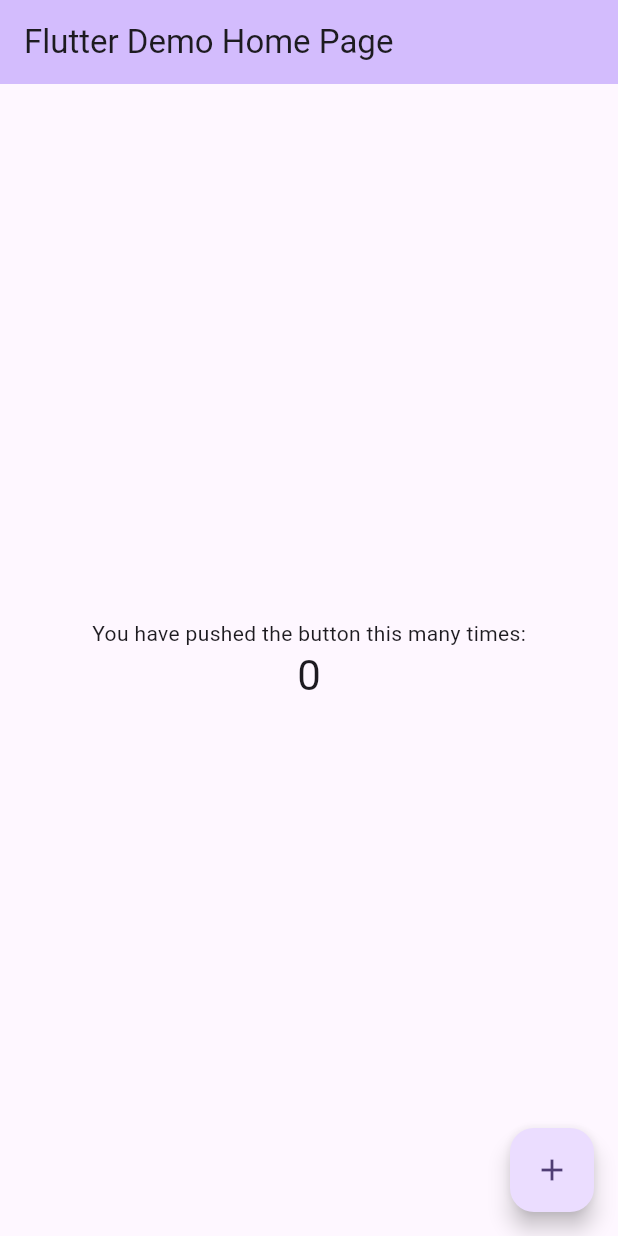
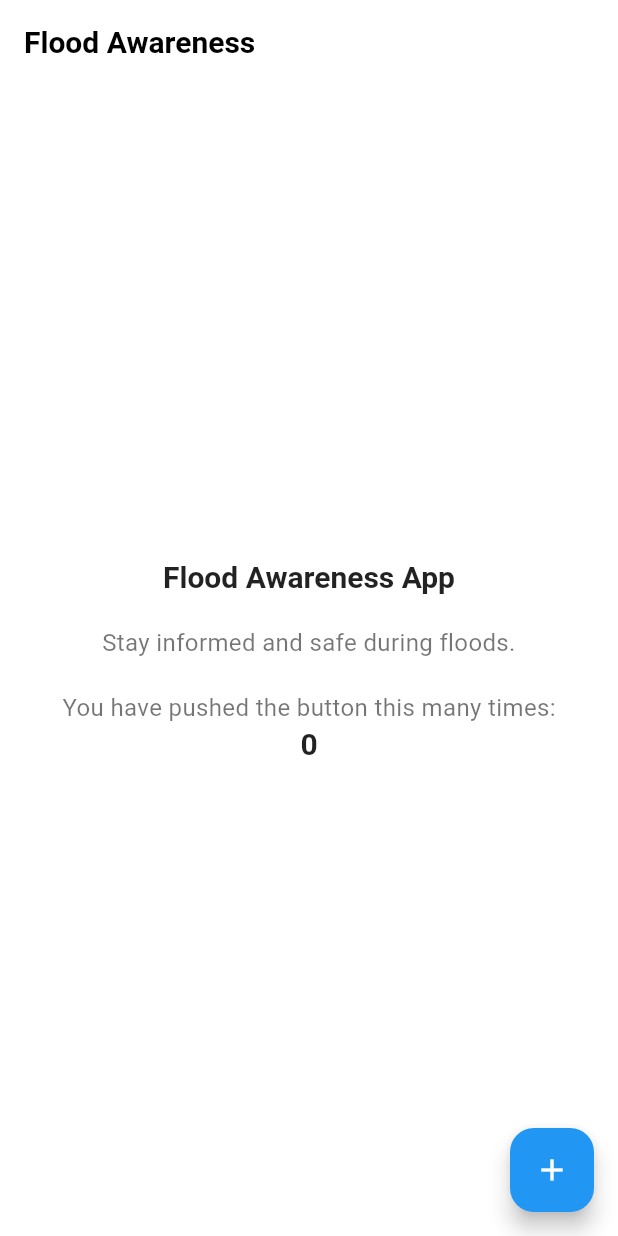
Before and after one commit to EthanDonley/floodCare, a Flutter app: the screen it shows after launch, on a phone screen of 412 x 824 dp. Run offline on Flutter 3.47's test engine with Material 3 defaults, Android fonts, the phone set to English and light mode, and no system bars.

Commit message:
Made some mockup changes

```diff
--- a/lib/main.dart
+++ b/lib/main.dart
@@ -5,112 +5,81 @@ void main() {
 }
 
 class MyApp extends StatelessWidget {
-  const MyApp({super.key});
+  const MyApp({Key? key}) : super(key: key);
 
-  // This widget is the root of your application.
   @override
   Widget build(BuildContext context) {
     return MaterialApp(
-      title: 'Flutter Demo',
+      title: 'Flood Awareness',
       theme: ThemeData(
-        // This is the theme of your application.
-        //
-        // TRY THIS: Try running your application with "flutter run". You'll see
-        // the application has a purple toolbar. Then, without quitting the app,
-        // try changing the seedColor in the colorScheme below to Colors.green
-        // and then invoke "hot reload" (save your changes or press the "hot
-        // reload" button in a Flutter-supported IDE, or press "r" if you used
-        // the command line to start the app).
-        //
-        // Notice that the counter didn't reset back to zero; the application
-        // state is not lost during the reload. To reset the state, use hot
-        // restart instead.
-        //
-        // This works for code too, not just values: Most code changes can be
-        // tested with just a hot reload.
-        colorScheme: ColorScheme.fromSeed(seedColor: Colors.deepPurple),
-        useMaterial3: true,
+        primaryColor: Colors.blue, // Adjusted primary color to signify water
+        colorScheme: ColorScheme.fromSwatch(
+          primarySwatch: Colors.blue, // Use blue as the primary color
+          accentColor: Colors.redAccent, // Adjusted accent color for alerts
+          brightness: Brightness.light,
+        ),
+        scaffoldBackgroundColor: Colors.white, // Background color
+        textTheme: TextTheme(
+          headline6: TextStyle(
+            color: Colors.black87, // Text color
+            fontSize: 20.0,
+            fontWeight: FontWeight.bold,
+          ),
+          bodyText2: TextStyle(
+            color: Colors.black54, // Text color
+            fontSize: 16.0,
+          ),
+        ),
       ),
-      home: const MyHomePage(title: 'Flutter Demo Home Page'),
+      home: const FloodAwarenessHomePage(),
     );
   }
 }
 
-class MyHomePage extends StatefulWidget {
-  const MyHomePage({super.key, required this.title});
-
-  // This widget is the home page of your application. It is stateful, meaning
-  // that it has a State object (defined below) that contains fields that affect
-  // how it looks.
-
-  // This class is the configuration for the state. It holds the values (in this
-  // case the title) provided by the parent (in this case the App widget) and
-  // used by the build method of the State. Fields in a Widget subclass are
-  // always marked "final".
-
-  final String title;
+class FloodAwarenessHomePage extends StatefulWidget {
+  const FloodAwarenessHomePage({Key? key}) : super(key: key);
 
   @override
-  State<MyHomePage> createState() => _MyHomePageState();
+  State<FloodAwarenessHomePage> createState() => _FloodAwarenessHomePageState();
 }
 
-class _MyHomePageState extends State<MyHomePage> {
+class _FloodAwarenessHomePageState extends State<FloodAwarenessHomePage> {
   int _counter = 0;
 
   void _incrementCounter() {
     setState(() {
-      // This call to setState tells the Flutter framework that something has
-      // changed in this State, which causes it to rerun the build method below
-      // so that the display can reflect the updated values. If we changed
-      // _counter without calling setState(), then the build method would not be
-      // called again, and so nothing would appear to happen.
       _counter++;
     });
   }
 
   @override
   Widget build(BuildContext context) {
-    // This method is rerun every time setState is called, for instance as done
-    // by the _incrementCounter method above.
-    //
-    // The Flutter framework has been optimized to make rerunning build methods
-    // fast, so that you can just rebuild anything that needs updating rather
-    // than having to individually change instances of widgets.
     return Scaffold(
       appBar: AppBar(
-        // TRY THIS: Try changing the color here to a specific color (to
-        // Colors.amber, perhaps?) and trigger a hot reload to see the AppBar
-        // change color while the other colors stay the same.
-        backgroundColor: Theme.of(context).colorScheme.inversePrimary,
-        // Here we take the value from the MyHomePage object that was created by
-        // the App.build method, and use it to set our appbar title.
-        title: Text(widget.title),
+        title: Text('Flood Awareness'),
       ),
       body: Center(
-        // Center is a layout widget. It takes a single child and positions it
-        // in the middle of the parent.
         child: Column(
-          // Column is also a layout widget. It takes a list of children and
-          // arranges them vertically. By default, it sizes itself to fit its
-          // children horizontally, and tries to be as tall as its parent.
-          //
-          // Column has various properties to control how it sizes itself and
-          // how it positions its children. Here we use mainAxisAlignment to
-          // center the children vertically; the main axis here is the vertical
-          // axis because Columns are vertical (the cross axis would be
-          // horizontal).
-          //
-          // TRY THIS: Invoke "debug painting" (choose the "Toggle Debug Paint"
-          // action in the IDE, or press "p" in the console), to see the
-          // wireframe for each widget.
           mainAxisAlignment: MainAxisAlignment.center,
           children: <Widget>[
-            const Text(
+            Text(
+              'Flood Awareness App',
+              style: Theme.of(context).textTheme.headline6,
+            ),
+            SizedBox(height: 20.0),
+            Text(
+              'Stay informed and safe during floods.',
+              style: Theme.of(context).textTheme.bodyText2,
+              textAlign: TextAlign.center,
+            ),
+            SizedBox(height: 20.0),
+            Text(
               'You have pushed the button this many times:',
+              style: Theme.of(context).textTheme.bodyText2,
             ),
             Text(
               '$_counter',
-              style: Theme.of(context).textTheme.headlineMedium,
+              style: Theme.of(context).textTheme.headline6,
             ),
           ],
         ),
@@ -118,8 +87,8 @@ class _MyHomePageState extends State<MyHomePage> {
       floatingActionButton: FloatingActionButton(
         onPressed: _incrementCounter,
         tooltip: 'Increment',
-        child: const Icon(Icons.add),
-      ), // This trailing comma makes auto-formatting nicer for build methods.
+        child: Icon(Icons.add),
+      ),
     );
-  } //Testing
+  }
 }
```
